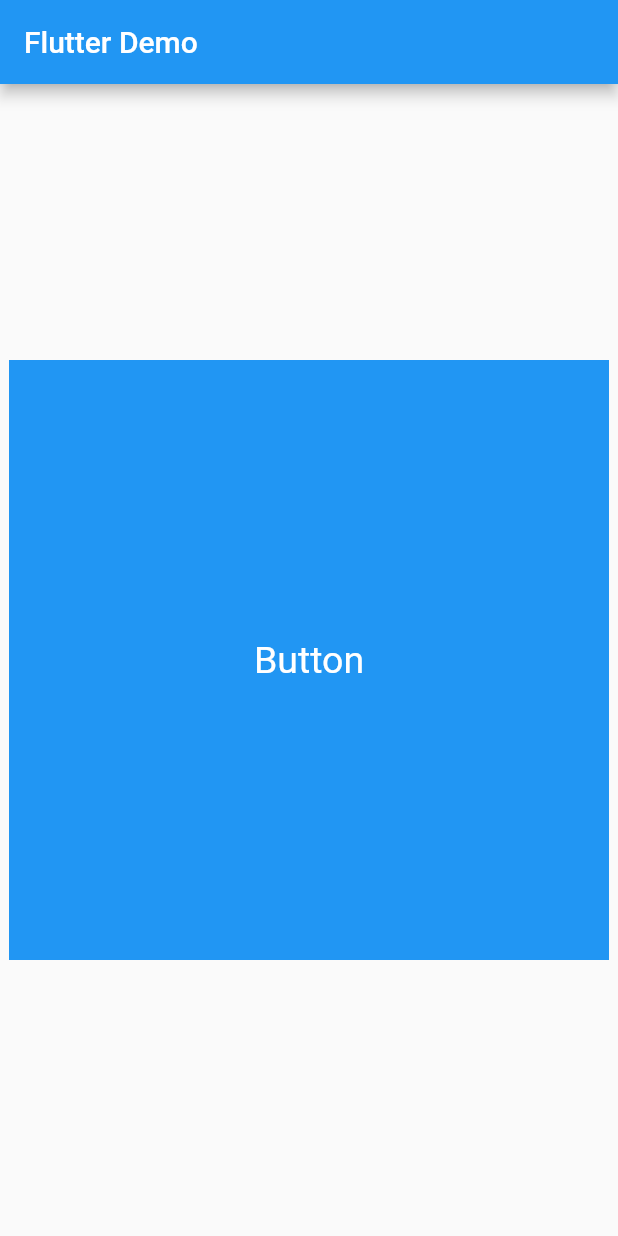
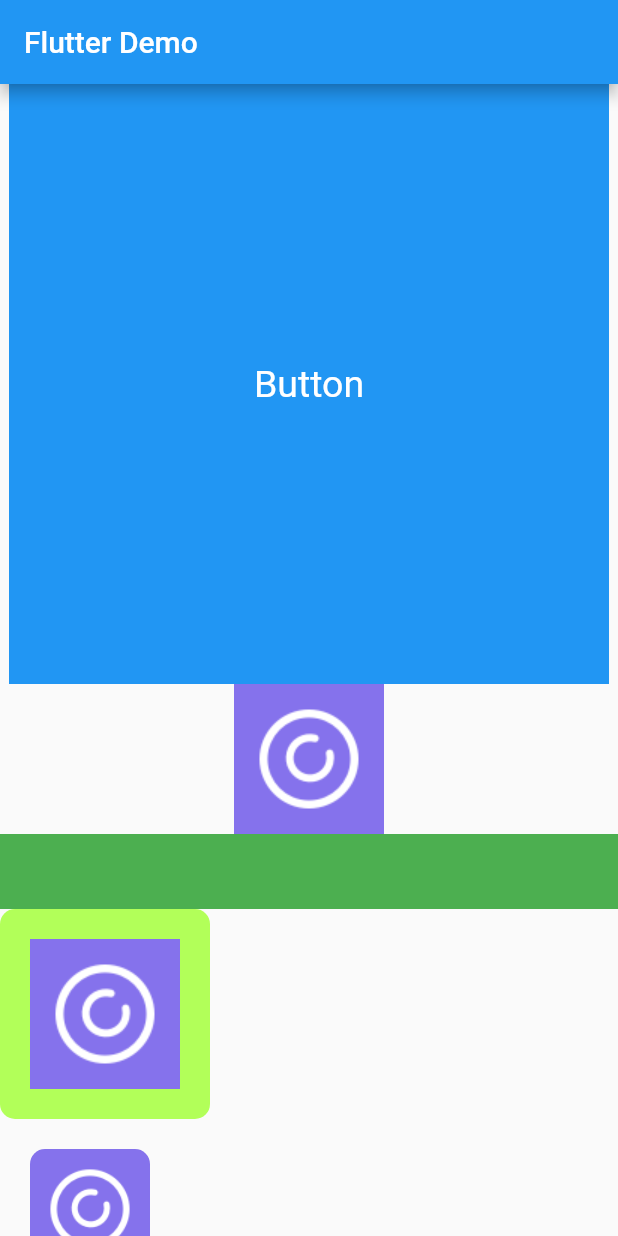
Before and after one commit to Jentlezhi/flutter, a Flutter app: the screen it shows after launch, on a phone screen of 412 x 824 dp. Run offline on Flutter 3.47's test engine with Material 2 defaults, Android fonts, the phone set to English and light mode, and no system bars.

Commit message:
flutter-expand以及listview的使用

```diff
--- /dev/null
+++ b/2.dart语法以及flutter简单开发/代码/08_size_box/flutter_ui/lib/gesture_demo.dart
@@ -0,0 +1,51 @@
+import 'package:flutter/material.dart';
+
+class MyGestureDemo extends StatefulWidget {
+  @override
+  _MyGestureDemoState createState() => _MyGestureDemoState();
+}
+
+class _MyGestureDemoState extends State<MyGestureDemo> {
+  @override
+  Color bgColor = Colors.green;
+  Widget build(BuildContext context) {
+    return Column(
+      crossAxisAlignment: CrossAxisAlignment.start,
+      children: [
+        GestureDetector(
+          onTapDown: (details){
+            setState(() {
+              bgColor = Colors.lightGreenAccent;
+            });
+          },
+          onTapUp: (details){
+            print("onTapUp");
+            setState(() {
+              bgColor = Colors.green;
+            });
+          },
+          child: Container(
+            height: 50,
+            color: bgColor,
+          ),
+        ),
+        Container(
+          decoration: BoxDecoration(
+            borderRadius: BorderRadius.all(Radius.circular(10.0)),
+            color: Colors.lightGreenAccent
+          ),
+          padding: EdgeInsets.all(20.0),
+          child: Image.asset("images/pic_cheshangquan.png"),
+        ),
+        Container(
+          margin: EdgeInsets.all(20.0),
+          width: 80.0,
+          height: 80.0,
+          decoration: BoxDecoration(
+            borderRadius: BorderRadius.all(Radius.circular(10.0)),
+            image: DecorationImage(image: AssetImage("images/pic_cheshangquan.png"))
+          ),
+        )
+      ],
+    );
+  }}
--- a/2.dart语法以及flutter简单开发/代码/08_size_box/flutter_ui/lib/main.dart
+++ b/2.dart语法以及flutter简单开发/代码/08_size_box/flutter_ui/lib/main.dart
@@ -1,4 +1,9 @@
 import 'package:flutter/material.dart';
+import 'package:flutter_ui/state_demo.dart';
+
+import 'gesture_demo.dart';
+import 'layout_demo.dart';
+import 'list_view_demo.dart';
 
 void main() => runApp(MyApp());
 
@@ -9,7 +14,11 @@ class MyApp extends StatelessWidget {
       home: Scaffold(
         appBar: AppBar(title: Text('Flutter Demo'),),
         body: Center(
-          child: Container(
+          child: ListView(
+            children: [
+              Column(
+                children: [
+                  Container(
                     width: 400,
                     height: 400,
                     color: Colors.orange,
@@ -21,6 +30,14 @@ class MyApp extends StatelessWidget {
                       ),
                     ),
                   ),
+                  MyTestDemo(),
+                  MyGestureDemo(),
+                  LayoutDemo(),
+                  ListViewDemo(),
+                ],
+              ),
+            ],
+          )
         ),
       ),
     );
--- /dev/null
+++ b/2.dart语法以及flutter简单开发/代码/08_size_box/flutter_ui/lib/state_demo.dart
@@ -0,0 +1,15 @@
+import 'package:flutter/material.dart';
+
+class MyTestDemo extends StatefulWidget {
+  @override
+  _MyTestDemoState createState() => _MyTestDemoState();
+}
+
+class _MyTestDemoState extends State<MyTestDemo> {
+  @override
+  Widget build(BuildContext context) {
+    return Container(
+      child: Image.asset("images/pic_cheshangquan.png"),
+    );
+  }
+}
```
Also changed, not shown: 2.dart语法以及flutter简单开发/代码/08_size_box/flutter_ui/lib/friends_data.dart (added, +107 -0 lines), 2.dart语法以及flutter简单开发/代码/08_size_box/flutter_ui/lib/layout_demo.dart (added, +57 -0 lines), 2.dart语法以及flutter简单开发/代码/08_size_box/flutter_ui/lib/list_view_demo.dart (added, +78 -0 lines), 2.dart语法以及flutter简单开发/代码/08_size_box/flutter_ui/pubspec.yaml (+11 -2 lines), 2.dart语法以及flutter简单开发/代码/08_size_box/flutter_ui/images/pic_cheshangquan.png (added). Lines whose indentation alone changed are shown as unchanged.
